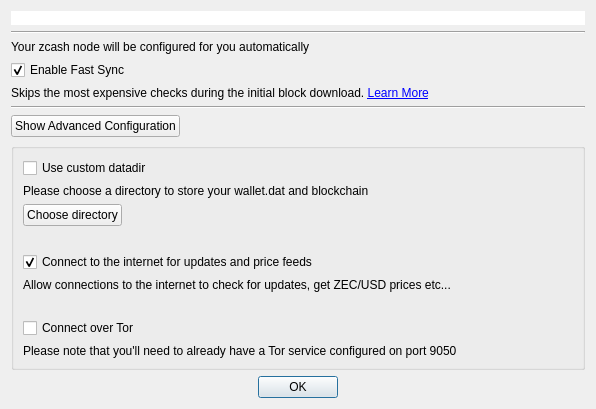
Old version of the form src/createzcashconfdialog.ui in the repository matasov/arkwallet.
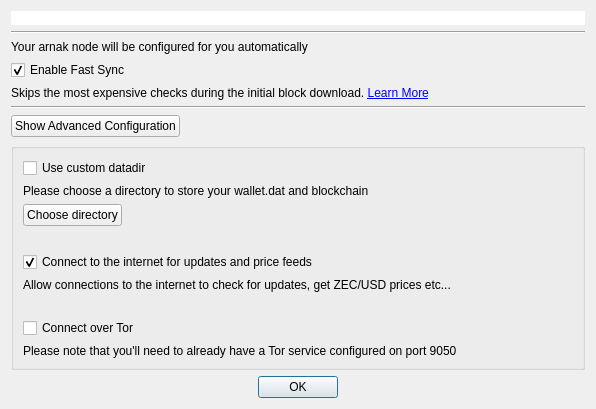
New version of the form. Custom widgets are drawn as their Qt base class.

Patch:
```diff
--- a/src/createzcashconfdialog.ui
+++ b/src/createzcashconfdialog.ui
@@ -17,7 +17,7 @@
    <item row="2" column="1">
     <widget class="QLabel" name="label">
      <property name="text">
-      <string>Your zcash node will be configured for you automatically</string>
+      <string>Your arnak node will be configured for you automatically</string>
      </property>
      <property name="alignment">
       <set>Qt::AlignLeading|Qt::AlignLeft|Qt::AlignVCenter</set>
```
Left out of the diff: 2 changed lines with no effect on the pictures.
